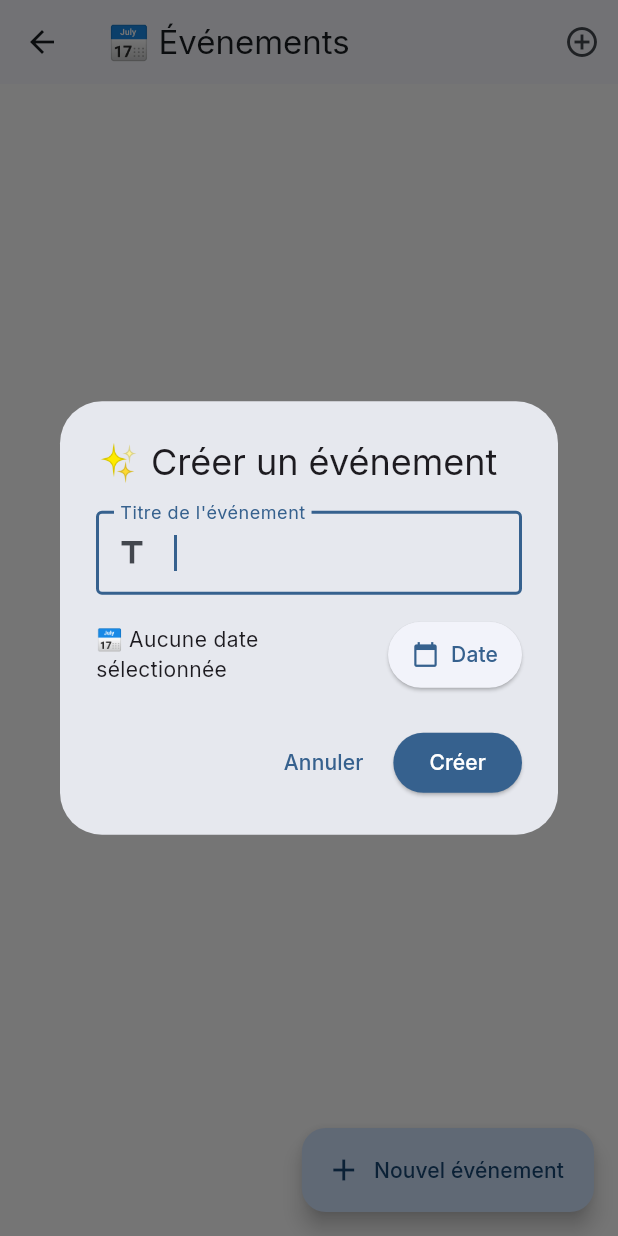
After one commit to Bellox1/LiveEvent, a Flutter app: the EventsScreen screen opened directly, after a tap on the "add circle outline" icon, on a phone screen of 412 x 824 dp. The commit adds this screen. Run offline on Flutter 3.47's test engine with Material 3 defaults, Android fonts, the phone set to English and light mode, and no system bars; our stand-ins replace google_fonts, supabase_flutter; accounts and stored records are empty.

Commit message:
gestion des evenements

```diff
--- /dev/null
+++ b/lib/event.dart
@@ -0,0 +1,384 @@
+import 'package:flutter/material.dart';
+import 'package:supabase_flutter/supabase_flutter.dart';
+
+class EventsScreen extends StatefulWidget {
+  const EventsScreen({super.key});
+
+  @override
+  State<EventsScreen> createState() => _EventsScreenState();
+}
+
+class _EventsScreenState extends State<EventsScreen> {
+  final _supabase = Supabase.instance.client;
+  late final Stream<List<Map<String, dynamic>>> _eventsStream;
+
+  @override
+  void initState() {
+    super.initState();
+    // 🔁 Stream temps réel : mise à jour automatique sans refresh
+    _eventsStream = _supabase
+        .from('events')
+        .stream(primaryKey: ['id'])
+        .order('date', ascending: true);
+  }
+
+  /// Crée un nouvel événement dans la table `events`
+  Future<void> _createEvent(String title, DateTime date) async {
+    final user = _supabase.auth.currentUser;
+    if (user == null) {
+      if (mounted) {
+        ScaffoldMessenger.of(context).showSnackBar(
+          const SnackBar(content: Text('Vous devez être connecté')),
+        );
+      }
+      return;
+    }
+
+    try {
+      await _supabase.from('events').insert({
+        'title': title,
+        'date': date.toIso8601String(),
+        'created_by': user.id,
+      });
+    } catch (e) {
+      if (mounted) {
+        ScaffoldMessenger.of(context).showSnackBar(
+          SnackBar(content: Text('Erreur: $e')),
+        );
+      }
+    }
+  }
+
+  /// Affiche le dialog de création d'événement
+  void _showCreateEventDialog() {
+    final titleController = TextEditingController();
+    DateTime? selectedDate;
+
+    showDialog(
+      context: context,
+      builder: (context) => StatefulBuilder(
+        builder: (context, setState) => AlertDialog(
+          title: const Text('✨ Créer un événement'),
+          content: Column(
+            mainAxisSize: MainAxisSize.min,
+            children: [
+              // Champ titre
+              TextField(
+                controller: titleController,
+                decoration: const InputDecoration(
+                  labelText: 'Titre de l\'événement',
+                  border: OutlineInputBorder(),
+                  prefixIcon: Icon(Icons.title),
+                ),
+                autofocus: true,
+              ),
+              const SizedBox(height: 16),
+              // Sélecteur de date
+              Row(
+                children: [
+                  Expanded(
+                    child: Text(
+                      selectedDate == null
+                          ? '📅 Aucune date sélectionnée'
+                          : '📅 ${_formatDate(selectedDate!)}',
+                      style: const TextStyle(fontSize: 14),
+                    ),
+                  ),
+                  ElevatedButton.icon(
+                    onPressed: () async {
+                      final picked = await showDatePicker(
+                        context: context,
+                        initialDate: DateTime.now(),
+                        firstDate: DateTime.now(),
+                        lastDate: DateTime(2100),
+                        builder: (context, child) {
+                          return Theme(
+                            data: Theme.of(context).copyWith(
+                              colorScheme: ColorScheme.light(
+                                primary: Theme.of(context).colorScheme.primary,
+                                onPrimary: Colors.white,
+                                surface: Colors.white,
+                                onSurface: Colors.black,
+                              ),
+                            ),
+                            child: child!,
+                          );
+                        },
+                      );
+                      if (picked != null) {
+                        // Ajout d'une heure par défaut (18h00)
+                        final withTime = DateTime(
+                          picked.year,
+                          picked.month,
+                          picked.day,
+                          18,
+                          0,
+                        );
+                        setState(() => selectedDate = withTime);
+                      }
+                    },
+                    icon: const Icon(Icons.calendar_today, size: 18),
+                    label: const Text('Date'),
+                    style: ElevatedButton.styleFrom(
+                      padding: const EdgeInsets.symmetric(
+                        horizontal: 16,
+                        vertical: 12,
+                      ),
+                    ),
+                  ),
+                ],
+              ),
+            ],
+          ),
+          actions: [
+            TextButton(
+              onPressed: () => Navigator.pop(context),
+              child: const Text('Annuler'),
+            ),
+            ElevatedButton(
+              onPressed: () async {
+                final title = titleController.text.trim();
+                if (title.isEmpty || selectedDate == null) {
+                  ScaffoldMessenger.of(context).showSnackBar(
+                    const SnackBar(
+                      content: Text('⚠️ Veuillez remplir tous les champs'),
+                      backgroundColor: Colors.orange,
+                    ),
+                  );
+                  return;
+                }
+                await _createEvent(title, selectedDate!);
+                if (mounted) Navigator.pop(context);
+              },
+              style: ElevatedButton.styleFrom(
+                backgroundColor: Theme.of(context).colorScheme.primary,
+                foregroundColor: Colors.white,
+              ),
+              child: const Text('Créer'),
+            ),
+          ],
+        ),
+      ),
+    );
+  }
+
+  /// Formate la date pour l'affichage (FR)
+  String _formatDate(DateTime date) {
+    const months = [
+      '', 'Jan', 'Fév', 'Mar', 'Avr', 'Mai', 'Juin',
+      'Juil', 'Aoû', 'Sep', 'Oct', 'Nov', 'Déc'
+    ];
+    return '${date.day} ${months[date.month]} ${date.year} à ${date.hour.toString().padLeft(2, '0')}:${date.minute.toString().padLeft(2, '0')}';
+  }
+
+  @override
+  Widget build(BuildContext context) {
+    return Scaffold(
+      appBar: AppBar(
+        title: const Text('📅 Événements'),
+        centerTitle: false,
+        actions: [
+          // Bouton rapide pour créer (alternative au FAB)
+          IconButton(
+            icon: const Icon(Icons.add_circle_outline),
+            onPressed: _showCreateEventDialog,
+            tooltip: 'Créer un événement',
+          ),
+        ],
+      ),
+      body: StreamBuilder<List<Map<String, dynamic>>>(
+        stream: _eventsStream,
+        builder: (context, snapshot) {
+          // 🔄 État de chargement
+          if (snapshot.connectionState == ConnectionState.waiting) {
+            return const Center(
+              child: Column(
+                mainAxisAlignment: MainAxisAlignment.center,
+                children: [
+                  CircularProgressIndicator(),
+                  SizedBox(height: 16),
+                  Text('Chargement des événements...'),
+                ],
+              ),
+            );
+          }
+
+          // ❌ Gestion des erreurs
+          if (snapshot.hasError) {
+            return Center(
+              child: Column(
+                mainAxisAlignment: MainAxisAlignment.center,
+                children: [
+                  Icon(Icons.error_outline, size: 48, color: Colors.red[300]),
+                  const SizedBox(height: 12),
+                  Text(
+                    'Erreur de synchronisation',
+                    style: TextStyle(
+                      color: Colors.red[700],
+                      fontWeight: FontWeight.w500,
+                    ),
+                  ),
+                  const SizedBox(height: 8),
+                  Text(
+                    '${snapshot.error}',
+                    style: TextStyle(color: Colors.grey[600], fontSize: 12),
+                    textAlign: TextAlign.center,
+                  ),
+                ],
+              ),
+            );
+          }
+
+          // 📭 Liste vide
+          final events = snapshot.data ?? [];
+          if (events.isEmpty) {
+            return Center(
+              child: Column(
+                mainAxisAlignment: MainAxisAlignment.center,
+                children: [
+                  Icon(Icons.event_busy, size: 64, color: Colors.grey[400]),
+                  const SizedBox(height: 16),
+                  Text(
+                    'Aucun événement pour le moment',
+                    style: TextStyle(
+                      color: Colors.grey[600],
+                      fontSize: 16,
+                    ),
+                  ),
+                  const SizedBox(height: 8),
+                  Text(
+                    'Créez le premier ! 🎉',
+                    style: TextStyle(color: Colors.grey[500], fontSize: 14),
+                  ),
+                ],
+              ),
+            );
+          }
+
+          // ✅ Liste des événements
+          return ListView.builder(
+            padding: const EdgeInsets.all(16),
+            itemCount: events.length,
+            itemBuilder: (context, index) {
+              final event = events[index];
+              final date = DateTime.parse(event['date']);
+              final isPast = date.isBefore(DateTime.now());
+
+              return Card(
+                margin: const EdgeInsets.only(bottom: 12),
+                elevation: 2,
+                shape: RoundedRectangleBorder(
+                  borderRadius: BorderRadius.circular(12),
+                  side: isPast
+                      ? BorderSide(color: Colors.grey[300]!)
+                      : BorderSide(color: Theme.of(context).colorScheme.primary.withOpacity(0.3)),
+                ),
+                child: ListTile(
+                  contentPadding: const EdgeInsets.symmetric(
+                    horizontal: 16,
+                    vertical: 8,
+                  ),
+                  leading: Container(
+                    padding: const EdgeInsets.all(8),
+                    decoration: BoxDecoration(
+                      color: isPast
+                          ? Colors.grey[100]
+                          : Theme.of(context).colorScheme.primaryContainer,
+                      borderRadius: BorderRadius.circular(10),
+                    ),
+                    child: Icon(
+                      isPast ? Icons.event_note : Icons.event_available,
+                      color: isPast
+                          ? Colors.grey[600]
+                          : Theme.of(context).colorScheme.onPrimaryContainer,
+                    ),
+                  ),
+                  title: Text(
+                    event['title'],
+                    style: TextStyle(
+                      fontWeight: FontWeight.w600,
+                      fontSize: 16,
+                      color: isPast ? Colors.grey[500] : null,
+                    ),
+                  ),
+                  subtitle: Padding(
+                    padding: const EdgeInsets.only(top: 4),
+                    child: Column(
+                      crossAxisAlignment: CrossAxisAlignment.start,
+                      children: [
+                        Row(
+                          children: [
+                            Icon(
+                              Icons.calendar_today,
+                              size: 14,
+                              color: Colors.grey[600],
+                            ),
+                            const SizedBox(width: 4),
+                            Text(
+                              _formatDate(date),
+                              style: TextStyle(
+                                color: Colors.grey[700],
+                                fontSize: 13,
+                              ),
+                            ),
+                          ],
+                        ),
+                        if (isPast) ...[
+                          const SizedBox(height: 4),
+                          Container(
+                            padding: const EdgeInsets.symmetric(
+                              horizontal: 8,
+                              vertical: 2,
+                            ),
+                            decoration: BoxDecoration(
+                              color: Colors.grey[200],
+                              borderRadius: BorderRadius.circular(4),
+                            ),
+                            child: const Text(
+                              'Terminé',
+                              style: TextStyle(
+                                fontSize: 11,
+                                color: Colors.grey,
+                                fontWeight: FontWeight.w500,
+                              ),
+                            ),
+                          ),
+                        ],
+                      ],
+                    ),
+                  ),
+                  trailing: Icon(
+                    Icons.chevron_right,
+                    color: Colors.grey[400],
+                  ),
+                  onTap: () {
+                    // 🎯 Future feature : détails de l'événement
+                    ScaffoldMessenger.of(context).showSnackBar(
+                      SnackBar(
+                        content: Text('Détails de "${event['title']}" à venir...'),
+                        duration: const Duration(seconds: 2),
+                      ),
+                    );
+                  },
+                ),
+              );
+            },
+          );
+        },
+      ),
+      floatingActionButton: FloatingActionButton.extended(
+        onPressed: _showCreateEventDialog,
+        icon: const Icon(Icons.add),
+        label: const Text('Nouvel événement'),
+        tooltip: 'Créer un événement',
+      ),
+    );
+  }
+
+  @override
+  void dispose() {
+    // Nettoyage des contrôleurs
+    // (le stream est géré automatiquement par Supabase/Flutter)
+    super.dispose();
+  }
+}
--- a/pubspec.yaml
+++ b/pubspec.yaml
@@ -19,7 +19,8 @@ publish_to: 'none' # Remove this line if you wish to publish to pub.dev
 version: 1.0.0+1
 
 environment:
-  sdk: ^3.9.2
+  sdk: ^3.9.0
+  # #3.9.2
 
 # Dependencies specify other packages that your package needs in order to work.
 # To automatically upgrade your package dependencies to the latest versions
@@ -31,6 +32,7 @@ dependencies:
   flutter:
     sdk: flutter
 
+  shared_preferences: ^2.5.3           # <-- AJOUTEZ CETTE LIGNE
   supabase_flutter: ^2.8.2
   provider: ^6.1.2
   intl: ^0.20.2
```
Also changed, not shown: lib/main.dart (+35 -5 lines), .idx/integrations.json (added), pubspec.lock, 1 other file.
